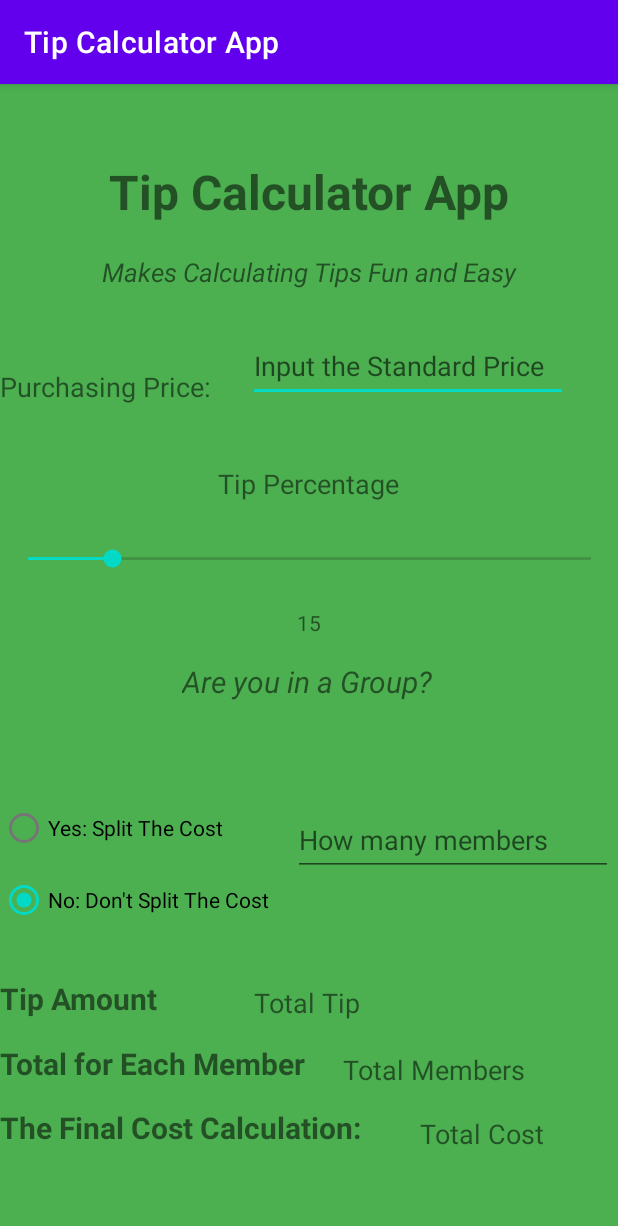
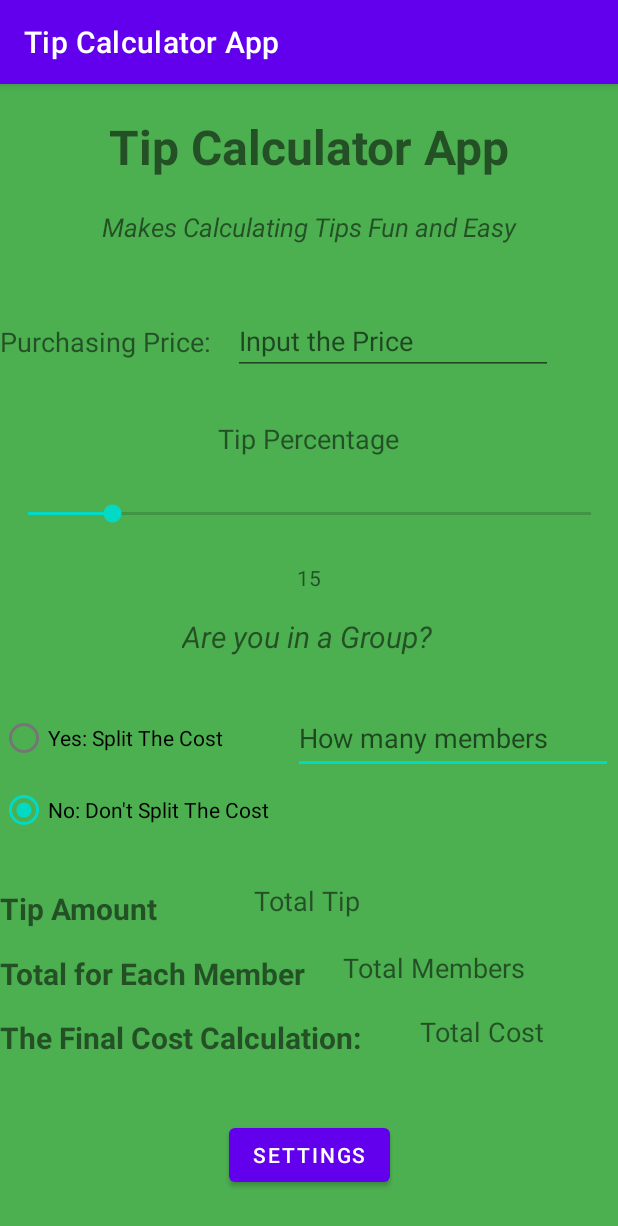
Before and after one commit to HelloWorldtyp/Tip-Calculator-App, an Android app: the screen it shows after launch (MainActivity), on a phone screen of 412 x 824 dp. Shown: the top 1226 px of the screen. Run offline under Robolectric (Android 15) with nearby library versions, the phone set to English and light mode, and no system bars; 2 statements that could not run were skipped.

Commit message:
Tip calculator 2

```diff
--- a/app/src/main/java/com/example/tipcalculatorapp/MainActivity.java
+++ b/app/src/main/java/com/example/tipcalculatorapp/MainActivity.java
@@ -3,6 +3,8 @@ package com.example.tipcalculatorapp;
 import androidx.appcompat.app.AppCompatActivity;
 import androidx.constraintlayout.widget.ConstraintLayout;
 
+import android.content.Intent;
+import android.content.SharedPreferences;
 import android.os.Bundle;
 import android.view.KeyEvent;
 import android.view.View;
@@ -10,11 +12,14 @@ import android.view.inputmethod.EditorInfo;
 import android.widget.Button;
 import android.widget.EditText;
 import android.widget.RadioButton;
-import android.widget.RadioGroup;
 import android.widget.SeekBar;
 import android.widget.TextView;
 
 public class MainActivity extends AppCompatActivity {
+
+    private int newTip;
+    private int newMembers;
+    private boolean newSplit;
 
     SeekBar seekbar;
     TextView seekLabel;
@@ -23,9 +28,9 @@ public class MainActivity extends AppCompatActivity {
     TextView Tip;
     TextView members;
     TextView Final;
-    RadioGroup radio;
     RadioButton inGroup;
     RadioButton noGroup;
+    Button settingsButton;
 
     @Override
     protected void onCreate(Bundle savedInstanceState) {
@@ -41,6 +46,16 @@ public class MainActivity extends AppCompatActivity {
         Final = findViewById(R.id.TotalCostDisplay);
         Tip = findViewById(R.id.TipPercentage);
         members = findViewById(R.id.totalMembers);
+        settingsButton = findViewById(R.id.button);
+
+        settingsButton.setOnClickListener(new View.OnClickListener() {
+            @Override
+            public void onClick(View view) {
+                Intent i = new Intent(getApplicationContext(), SettingsActivity.class);
+                startActivity(i);
+
+            }
+        });
 
 
         seekbar.setOnSeekBarChangeListener(new SeekBar.OnSeekBarChangeListener() {
@@ -90,6 +105,8 @@ public class MainActivity extends AppCompatActivity {
             }
         });
 
+
+
         Input.setOnEditorActionListener(new TextView.OnEditorActionListener() {
             @Override
             public boolean onEditorAction(TextView textView, int i, KeyEvent keyEvent) {
@@ -122,8 +139,28 @@ public class MainActivity extends AppCompatActivity {
         });
 
 
+    }
+
+    private void updateColor(){
+        SharedPreferences sp = getSharedPreferences("shared", MODE_PRIVATE);
+        newTip = sp.getInt("new tip", 69);
+        newMembers = sp.getInt("new members", 69);
+        newSplit = sp.getBoolean("new split", false);
+        seekLabel.setText(newTip);
+        group.setText(newMembers);
+
+        if(newSplit == true){
+            inGroup.isChecked();
+        }else {
+            noGroup.isChecked();
+        }
+    }
+
+    @Override
+    public void onResume(){
+        super.onResume();
+        updateColor();
+    }
 
 
-    }
-
 }
--- a/app/src/main/res/layout/activity_main.xml
+++ b/app/src/main/res/layout/activity_main.xml
@@ -11,7 +11,7 @@
         android:id="@+id/textView"
         android:layout_width="wrap_content"
         android:layout_height="wrap_content"
-        android:layout_marginTop="50dp"
+        android:layout_marginTop="20dp"
         android:text="Tip Calculator App"
         android:textSize="32sp"
         android:textStyle="bold"
@@ -40,20 +40,6 @@
         android:textSize="18sp"
         app:layout_constraintStart_toStartOf="parent"
         app:layout_constraintTop_toBottomOf="@+id/textView2" />
-
-    <EditText
-        android:id="@+id/InputPrice"
-        android:layout_width="wrap_content"
-        android:layout_height="wrap_content"
-        android:layout_marginStart="20dp"
-        android:layout_marginBottom="92dp"
-        android:ems="10"
-        android:hint="Input the Standard Price"
-        android:imeOptions="actionDone"
-        android:inputType="number"
-        android:minHeight="48dp"
-        app:layout_constraintBottom_toTopOf="@+id/seekBar"
-        app:layout_constraintStart_toEndOf="@+id/textView3" />
 
     <SeekBar
         android:id="@+id/seekBar"
@@ -104,7 +90,7 @@
         android:id="@+id/radioGroup"
         android:layout_width="wrap_content"
         android:layout_height="wrap_content"
-        android:layout_marginTop="60dp"
+        android:layout_marginTop="30dp"
         app:layout_constraintStart_toStartOf="parent"
         app:layout_constraintTop_toBottomOf="@+id/textView6">
 
@@ -127,7 +113,7 @@
         android:layout_width="wrap_content"
         android:layout_height="wrap_content"
         android:layout_marginStart="16dp"
-        android:layout_marginTop="68dp"
+        android:layout_marginTop="30dp"
         android:ems="10"
         android:hint="How many members"
         android:imeOptions="actionDone"
@@ -203,4 +189,26 @@
         app:layout_constraintStart_toEndOf="@+id/textView8"
         app:layout_constraintTop_toBottomOf="@+id/TipPercentage" />
 
+    <Button
+        android:id="@+id/button"
+        android:layout_width="wrap_content"
+        android:layout_height="wrap_content"
+        android:layout_marginBottom="30dp"
+        android:text="Settings"
+        app:layout_constraintBottom_toBottomOf="parent"
+        app:layout_constraintEnd_toEndOf="parent"
+        app:layout_constraintStart_toStartOf="parent" />
+
+    <EditText
+        android:id="@+id/InputPrice"
+        android:layout_width="wrap_content"
+        android:layout_height="wrap_content"
+        android:layout_marginStart="10dp"
+        android:layout_marginBottom="80dp"
+        android:ems="10"
+        android:hint="Input the Price"
+        android:inputType="numberDecimal"
+        app:layout_constraintBottom_toTopOf="@+id/seekBar"
+        app:layout_constraintStart_toEndOf="@+id/textView3" />
+
 </androidx.constraintlayout.widget.ConstraintLayout>
```
Also changed, not shown: app/src/main/AndroidManifest.xml (+7 -0 lines), app/src/main/java/com/example/tipcalculatorapp/SettingsActivity.java (added, +68 -0 lines), app/src/main/res/layout/activity_settings.xml (added, +104 -0 lines).
